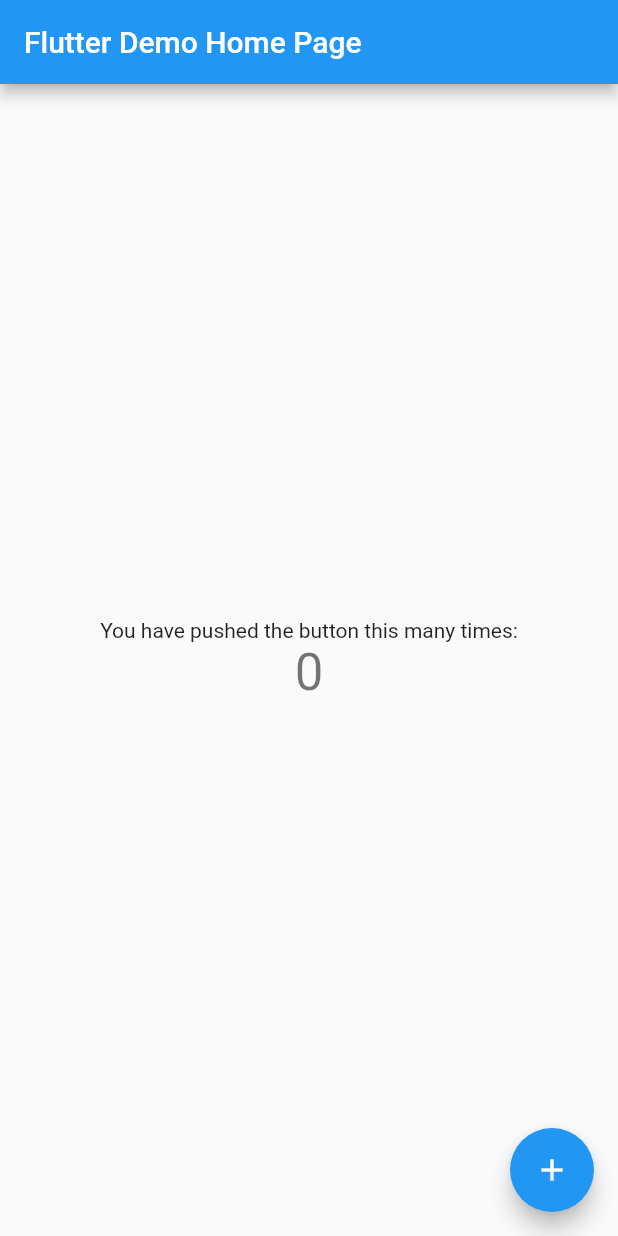
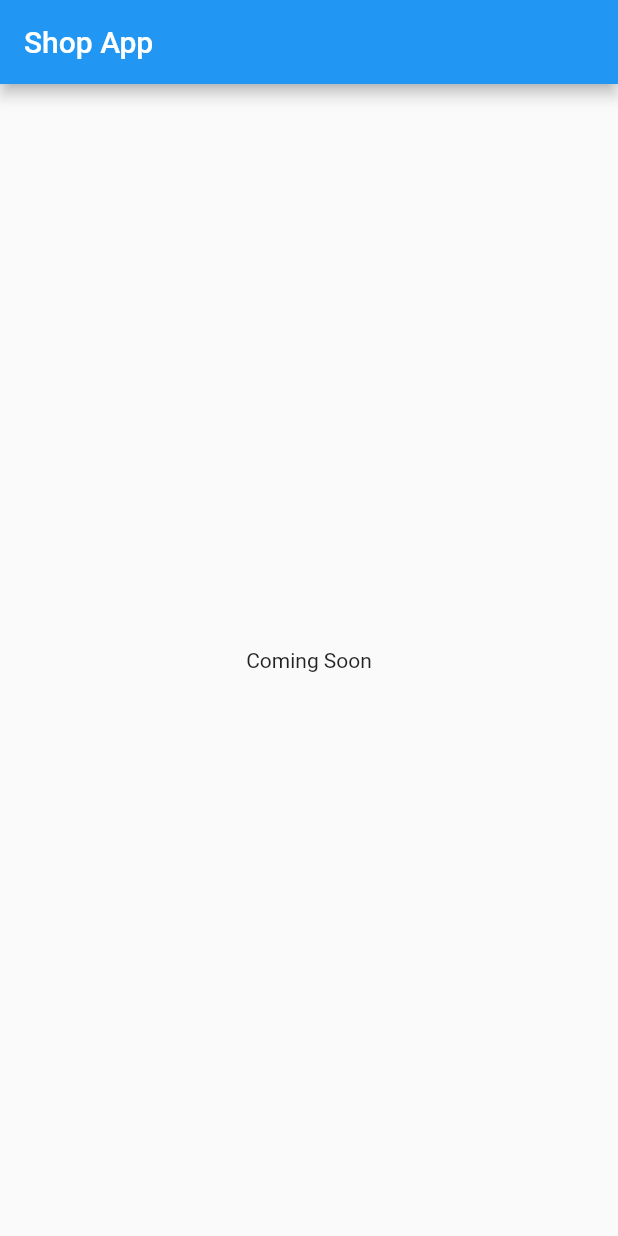
Before and after one commit to apexpre-dator/Shop-App, a Flutter app: the screen it shows after launch, on a phone screen of 412 x 824 dp. Run offline on Flutter 3.47's test engine with Material 2 defaults, Android fonts, the phone set to English and light mode, and no system bars.

```diff
--- a/lib/main.dart
+++ b/lib/main.dart
@@ -7,109 +7,28 @@ void main() {
 class MyApp extends StatelessWidget {
   const MyApp({Key? key}) : super(key: key);
 
-  // This widget is the root of your application.
   @override
   Widget build(BuildContext context) {
     return MaterialApp(
-      title: 'Flutter Demo',
+      title: 'Shop App',
       theme: ThemeData(
-        // This is the theme of your application.
-        //
-        // Try running your application with "flutter run". You'll see the
-        // application has a blue toolbar. Then, without quitting the app, try
-        // changing the primarySwatch below to Colors.green and then invoke
-        // "hot reload" (press "r" in the console where you ran "flutter run",
-        // or simply save your changes to "hot reload" in a Flutter IDE).
-        // Notice that the counter didn't reset back to zero; the application
-        // is not restarted.
         primarySwatch: Colors.blue,
       ),
-      home: const MyHomePage(title: 'Flutter Demo Home Page'),
+      home: MyHomePage(),
     );
   }
 }
 
-class MyHomePage extends StatefulWidget {
-  const MyHomePage({Key? key, required this.title}) : super(key: key);
-
-  // This widget is the home page of your application. It is stateful, meaning
-  // that it has a State object (defined below) that contains fields that affect
-  // how it looks.
-
-  // This class is the configuration for the state. It holds the values (in this
-  // case the title) provided by the parent (in this case the App widget) and
-  // used by the build method of the State. Fields in a Widget subclass are
-  // always marked "final".
-
-  final String title;
-
-  @override
-  State<MyHomePage> createState() => _MyHomePageState();
-}
-
-class _MyHomePageState extends State<MyHomePage> {
-  int _counter = 0;
-
-  void _incrementCounter() {
-    setState(() {
-      // This call to setState tells the Flutter framework that something has
-      // changed in this State, which causes it to rerun the build method below
-      // so that the display can reflect the updated values. If we changed
-      // _counter without calling setState(), then the build method would not be
-      // called again, and so nothing would appear to happen.
-      _counter++;
-    });
-  }
-
+class MyHomePage extends StatelessWidget {
   @override
   Widget build(BuildContext context) {
-    // This method is rerun every time setState is called, for instance as done
-    // by the _incrementCounter method above.
-    //
-    // The Flutter framework has been optimized to make rerunning build methods
-    // fast, so that you can just rebuild anything that needs updating rather
-    // than having to individually change instances of widgets.
     return Scaffold(
       appBar: AppBar(
-        // Here we take the value from the MyHomePage object that was created by
-        // the App.build method, and use it to set our appbar title.
-        title: Text(widget.title),
+        title: Text('Shop App'),
       ),
       body: Center(
-        // Center is a layout widget. It takes a single child and positions it
-        // in the middle of the parent.
-        child: Column(
-          // Column is also a layout widget. It takes a list of children and
-          // arranges them vertically. By default, it sizes itself to fit its
-          // children horizontally, and tries to be as tall as its parent.
-          //
-          // Invoke "debug painting" (press "p" in the console, choose the
-          // "Toggle Debug Paint" action from the Flutter Inspector in Android
-          // Studio, or the "Toggle Debug Paint" command in Visual Studio Code)
-          // to see the wireframe for each widget.
-          //
-          // Column has various properties to control how it sizes itself and
-          // how it positions its children. Here we use mainAxisAlignment to
-          // center the children vertically; the main axis here is the vertical
-          // axis because Columns are vertical (the cross axis would be
-          // horizontal).
-          mainAxisAlignment: MainAxisAlignment.center,
-          children: <Widget>[
-            const Text(
-              'You have pushed the button this many times:',
-            ),
-            Text(
-              '$_counter',
-              style: Theme.of(context).textTheme.headline4,
-            ),
-          ],
-        ),
+        child: Text('Coming Soon'),
       ),
-      floatingActionButton: FloatingActionButton(
-        onPressed: _incrementCounter,
-        tooltip: 'Increment',
-        child: const Icon(Icons.add),
-      ), // This trailing comma makes auto-formatting nicer for build methods.
     );
   }
 }
```
Also changed, not shown: lib/models/product.dart (added, +14 -0 lines), lib/screens/products_overview_screen.dart (added, +12 -0 lines).
